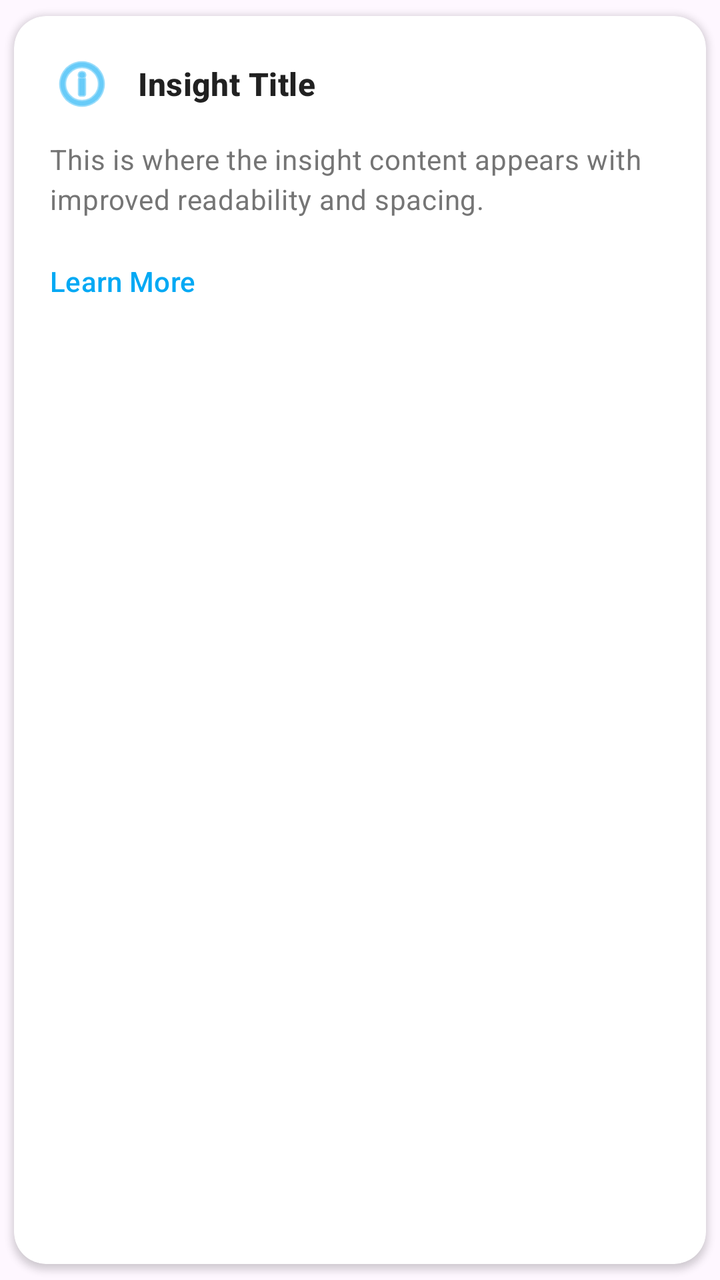
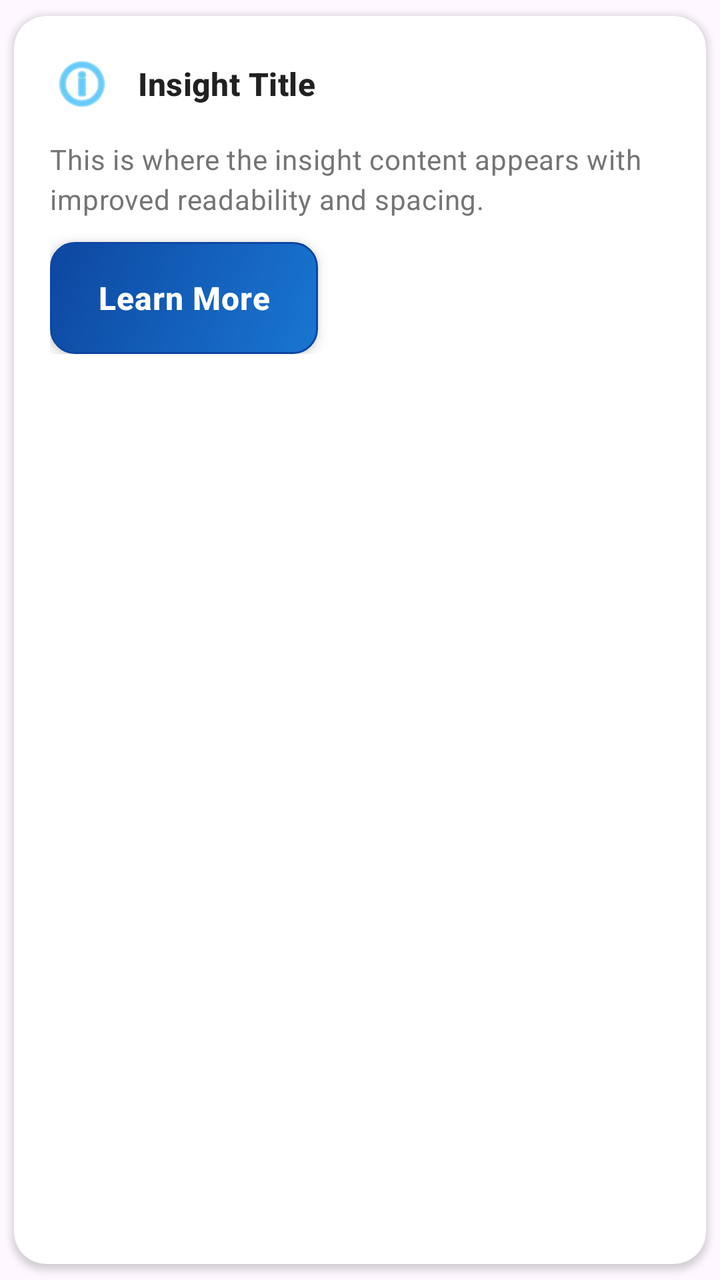

Compare the two renders of this Android layout. The source of the first and the diff that turns it into the second are given below.
<!-- AndroidManifest.xml: application theme Theme.Health_Assistant -->
<!-- res/layout/item_insight_card.xml -->
<?xml version="1.0" encoding="utf-8"?>
<androidx.cardview.widget.CardView xmlns:android="http://schemas.android.com/apk/res/android"
    xmlns:app="http://schemas.android.com/apk/res-auto"
    android:layout_width="280dp"
    android:layout_height="wrap_content"
    android:layout_marginEnd="12dp"
    app:cardCornerRadius="16dp"
    app:cardElevation="2dp"
    app:cardPreventCornerOverlap="true"
    app:cardUseCompatPadding="true">

    <FrameLayout
        android:layout_width="match_parent"
        android:layout_height="wrap_content">

        
        <View
            android:layout_width="match_parent"
            android:layout_height="match_parent"
            android:background="@drawable/insight_card_background" />

        <LinearLayout
            android:layout_width="match_parent"
            android:layout_height="wrap_content"
            android:orientation="vertical"
            android:padding="18dp">

            
            <LinearLayout
                android:layout_width="match_parent"
                android:layout_height="wrap_content"
                android:gravity="center_vertical"
                android:orientation="horizontal"
                android:layout_marginBottom="12dp">

                <ImageView
                    android:id="@+id/insight_icon"
                    android:layout_width="32dp"
                    android:layout_height="32dp"
                    android:layout_marginEnd="12dp"
                    android:src="@android:drawable/ic_menu_info_details"
                    app:tint="#03A9F4" />

                <TextView
                    android:id="@+id/insight_title"
                    style="@style/TextAppearance.HealthAssistant.CardTitle"
                    android:layout_width="match_parent"
                    android:layout_height="wrap_content"
                    android:text="Insight Title" />
            </LinearLayout>

            
            <TextView
                android:id="@+id/insight_content"
                style="@style/TextAppearance.HealthAssistant.TipText"
                android:layout_width="match_parent"
                android:layout_height="wrap_content"
                android:text="This is where the insight content appears with improved readability and spacing." />

            
            <Button
                android:id="@+id/insight_action_button"
                android:layout_width="wrap_content"
                android:layout_height="wrap_content"
                android:layout_marginTop="12dp"
                android:text="Learn More"
                android:textSize="14sp"
                android:textAllCaps="false"
                android:textColor="#03A9F4"
                android:background="?attr/selectableItemBackground"
                android:paddingStart="0dp"
                android:paddingEnd="0dp"
                android:minWidth="0dp"
                android:minHeight="0dp" />
        </LinearLayout>
    </FrameLayout>
</androidx.cardview.widget.CardView>
<!-- resources referenced by this layout -->
<resources>
  <!-- drawable insight_card_background (drawable) -->
  <?xml version="1.0" encoding="utf-8"?>
  <shape xmlns:android="http://schemas.android.com/apk/res/android"
      android:shape="rectangle">
      <corners android:radius="16dp" />
      <solid android:color="#FFFFFF" />
      
      <gradient
          android:angle="135"
          android:centerColor="#05FFFFFF"
          android:endColor="#10FFFFFF"
          android:startColor="#10FFFFFF"
          android:type="linear" />
  </shape>
  <style name="TextAppearance.HealthAssistant.CardTitle" parent="TextAppearance.Material3.TitleMedium">
          <item name="android:textColor">@color/textPrimary</item>
          <item name="android:textSize">16sp</item>
          <item name="android:fontFamily">sans-serif-medium</item>
          <item name="android:textStyle">bold</item>
      </style>
  <style name="TextAppearance.HealthAssistant.TipText" parent="TextAppearance.Material3.BodyMedium">
          <item name="android:textColor">@color/textSecondary</item>
          <item name="android:textSize">14sp</item>
          <item name="android:fontFamily">sans-serif</item>
          <item name="android:lineSpacingExtra">2dp</item>
      </style>
  <style name="Theme.Health_Assistant" parent="Base.Theme.Health_Assistant" />
  <color name="textPrimary">#212121</color>
  <color name="textSecondary">#757575</color>
  <style name="Base.Theme.Health_Assistant" parent="Theme.Material3.DayNight.NoActionBar">
          
          
      </style>
</resources>

<!-- the commit's change to res/layout/item_insight_card.xml (unified diff, before → after) -->
@@ -60,18 +60,11 @@
             
             <Button
                 android:id="@+id/insight_action_button"
+                style="@style/Widget.HealthAssistant.Button.Primary"
                 android:layout_width="wrap_content"
                 android:layout_height="wrap_content"
                 android:layout_marginTop="12dp"
-                android:text="Learn More"
-                android:textSize="14sp"
-                android:textAllCaps="false"
-                android:textColor="#03A9F4"
-                android:background="?attr/selectableItemBackground"
-                android:paddingStart="0dp"
-                android:paddingEnd="0dp"
-                android:minWidth="0dp"
-                android:minHeight="0dp" />
+                android:text="Learn More" />
         </LinearLayout>
     </FrameLayout>
 </androidx.cardview.widget.CardView>
<!-- resource entries referenced after the edit -->
@@ -26,9 +26,59 @@
           <item name="android:fontFamily">sans-serif</item>
           <item name="android:lineSpacingExtra">2dp</item>
       </style>
+  <style name="Widget.HealthAssistant.Button.Primary" parent="Widget.Material3.Button">
+          
+          <item name="android:background">@drawable/modern_button_background</item>
+          
+          <item name="backgroundTint">@null</item>
+          
+          <item name="android:paddingTop">12dp</item>
+          <item name="android:paddingBottom">12dp</item>
+          <item name="android:paddingLeft">24dp</item>
+          <item name="android:paddingRight">24dp</item>
+          
+          <item name="android:elevation">4dp</item>
+          
+          <item name="android:stateListAnimator">@xml/button_state_list_animator</item>
+          
+          <item name="android:minHeight">56dp</item>
+          
+          <item name="android:drawablePadding">10dp</item>
+          
+          <item name="android:textSize">16sp</item>
+          
+          <item name="android:fontFamily">sans-serif-medium</item>
+          <item name="android:textStyle">bold</item>
+          <item name="android:textAllCaps">false</item>
+          
+          <item name="android:textColor">#FFFFFF</item>
+          
+          <item name="android:letterSpacing">0.02</item>
+      </style>
   <style name="Theme.Health_Assistant" parent="Base.Theme.Health_Assistant" />
   <color name="textPrimary">#212121</color>
   <color name="textSecondary">#757575</color>
+  <!-- drawable modern_button_background (drawable) -->
+  <?xml version="1.0" encoding="utf-8"?>
+  <shape xmlns:android="http://schemas.android.com/apk/res/android"
+      android:shape="rectangle">
+  
+      
+      <corners android:radius="12dp" />
+  
+      
+      <gradient
+          android:startColor="#1976D2"
+          android:endColor="#0D47A1"
+          android:angle="135"
+          android:type="linear" />
+  
+      
+      <stroke
+          android:width="1dp"
+          android:color="#0D47A1" />
+  
+  </shape>
   <style name="Base.Theme.Health_Assistant" parent="Theme.Material3.DayNight.NoActionBar">
           
           
